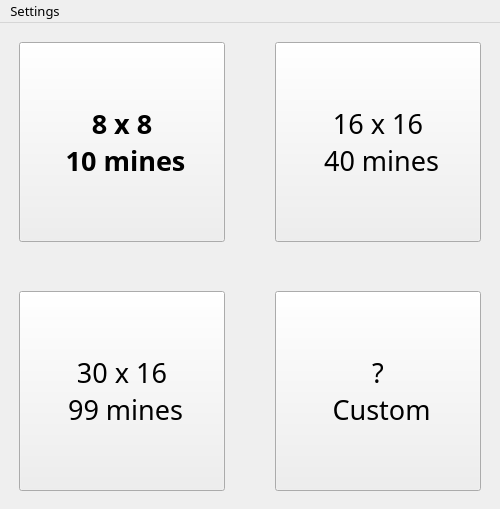
First picture: the form in mainwindow.ui, repository Mehran1383/Minesweeper, before the edit.
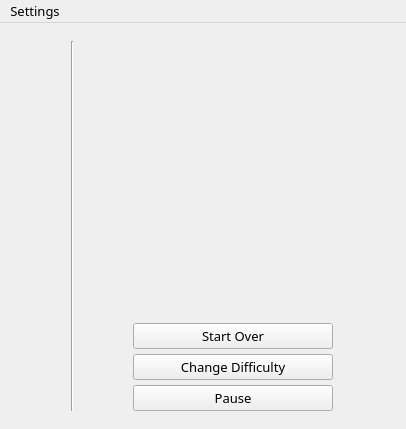
Second picture: the form after the edit.

Patch:
```diff
--- a/mainwindow.ui
+++ b/mainwindow.ui
@@ -6,14 +6,14 @@
    <rect>
     <x>0</x>
     <y>0</y>
-    <width>500</width>
-    <height>509</height>
+    <width>406</width>
+    <height>429</height>
    </rect>
   </property>
   <property name="minimumSize">
    <size>
-    <width>500</width>
-    <height>500</height>
+    <width>400</width>
+    <height>400</height>
    </size>
   </property>
   <property name="baseSize">
@@ -30,19 +30,26 @@
   </property>
   <widget class="QWidget" name="centralwidget">
    <layout class="QGridLayout" name="gridLayout_2">
+    <item row="0" column="1">
+     <widget class="QStackedWidget" name="stackedWidget">
+      <property name="currentIndex">
+       <number>1</number>
+      </property>
+      <widget class="QWidget" name="mainPage">
+       <layout class="QGridLayout" name="gridLayout_3">
     <item row="0" column="0">
      <layout class="QGridLayout" name="gridLayout">
       <property name="leftMargin">
        <number>10</number>
       </property>
       <property name="topMargin">
-       <number>10</number>
+           <number>5</number>
       </property>
       <property name="rightMargin">
        <number>10</number>
       </property>
       <property name="bottomMargin">
-       <number>10</number>
+           <number>15</number>
       </property>
       <property name="spacing">
        <number>50</number>
@@ -51,8 +58,8 @@
        <widget class="QPushButton" name="pushButton_3">
         <property name="minimumSize">
          <size>
-          <width>200</width>
-          <height>200</height>
+              <width>150</width>
+              <height>150</height>
          </size>
         </property>
         <property name="maximumSize">
@@ -80,8 +87,8 @@
        <widget class="QPushButton" name="pushButton_2">
         <property name="minimumSize">
          <size>
-          <width>200</width>
-          <height>200</height>
+              <width>150</width>
+              <height>150</height>
          </size>
         </property>
         <property name="maximumSize">
@@ -109,8 +116,8 @@
        <widget class="QPushButton" name="pushButton_4">
         <property name="minimumSize">
          <size>
-          <width>200</width>
-          <height>200</height>
+              <width>150</width>
+              <height>150</height>
          </size>
         </property>
         <property name="maximumSize">
@@ -140,8 +147,8 @@
        <widget class="QPushButton" name="pushButton">
         <property name="minimumSize">
          <size>
-          <width>200</width>
-          <height>200</height>
+              <width>150</width>
+              <height>150</height>
          </size>
         </property>
         <property name="maximumSize">
@@ -183,12 +190,141 @@
     </item>
    </layout>
   </widget>
+      <widget class="QWidget" name="gamePage">
+       <layout class="QVBoxLayout" name="verticalLayout_2">
+        <item>
+         <layout class="QHBoxLayout" name="mainLayout">
+          <item>
+           <layout class="QGridLayout" name="buttonsLayout"/>
+          </item>
+          <item>
+           <widget class="Line" name="line">
+            <property name="orientation">
+             <enum>Qt::Vertical</enum>
+            </property>
+           </widget>
+          </item>
+          <item>
+           <layout class="QVBoxLayout" name="verticalLayout_5">
+            <property name="spacing">
+             <number>5</number>
+            </property>
+            <item>
+             <spacer name="verticalSpacer">
+              <property name="orientation">
+               <enum>Qt::Vertical</enum>
+              </property>
+              <property name="sizeType">
+               <enum>QSizePolicy::MinimumExpanding</enum>
+              </property>
+              <property name="sizeHint" stdset="0">
+               <size>
+                <width>20</width>
+                <height>40</height>
+               </size>
+              </property>
+             </spacer>
+            </item>
+            <item>
+             <widget class="QPushButton" name="startOver_4">
+              <property name="sizePolicy">
+               <sizepolicy hsizetype="Minimum" vsizetype="Minimum">
+                <horstretch>0</horstretch>
+                <verstretch>0</verstretch>
+               </sizepolicy>
+              </property>
+              <property name="maximumSize">
+               <size>
+                <width>200</width>
+                <height>200</height>
+               </size>
+              </property>
+              <property name="font">
+               <font>
+                <family>Showcard Gothic</family>
+                <pointsize>10</pointsize>
+               </font>
+              </property>
+              <property name="cursor">
+               <cursorShape>PointingHandCursor</cursorShape>
+              </property>
+              <property name="text">
+               <string>Start Over</string>
+              </property>
+             </widget>
+            </item>
+            <item>
+             <widget class="QPushButton" name="changeDifficulty">
+              <property name="sizePolicy">
+               <sizepolicy hsizetype="Minimum" vsizetype="Minimum">
+                <horstretch>0</horstretch>
+                <verstretch>0</verstretch>
+               </sizepolicy>
+              </property>
+              <property name="maximumSize">
+               <size>
+                <width>200</width>
+                <height>200</height>
+               </size>
+              </property>
+              <property name="font">
+               <font>
+                <family>Showcard Gothic</family>
+                <pointsize>10</pointsize>
+               </font>
+              </property>
+              <property name="cursor">
+               <cursorShape>PointingHandCursor</cursorShape>
+              </property>
+              <property name="text">
+               <string>Change Difficulty</string>
+              </property>
+             </widget>
+            </item>
+            <item>
+             <widget class="QPushButton" name="pause">
+              <property name="sizePolicy">
+               <sizepolicy hsizetype="Minimum" vsizetype="Minimum">
+                <horstretch>0</horstretch>
+                <verstretch>0</verstretch>
+               </sizepolicy>
+              </property>
+              <property name="maximumSize">
+               <size>
+                <width>200</width>
+                <height>200</height>
+               </size>
+              </property>
+              <property name="font">
+               <font>
+                <family>Showcard Gothic</family>
+                <pointsize>10</pointsize>
+               </font>
+              </property>
+              <property name="cursor">
+               <cursorShape>PointingHandCursor</cursorShape>
+              </property>
+              <property name="text">
+               <string>Pause</string>
+              </property>
+             </widget>
+            </item>
+           </layout>
+          </item>
+         </layout>
+        </item>
+       </layout>
+      </widget>
+     </widget>
+    </item>
+   </layout>
+  </widget>
   <widget class="QMenuBar" name="menubar">
    <property name="geometry">
     <rect>
      <x>0</x>
      <y>0</y>
-     <width>500</width>
+     <width>406</width>
      <height>23</height>
     </rect>
    </property>
```
Left out of the diff: 8 changed lines with no effect on the pictures. Lines whose indentation alone changed are shown as unchanged.
